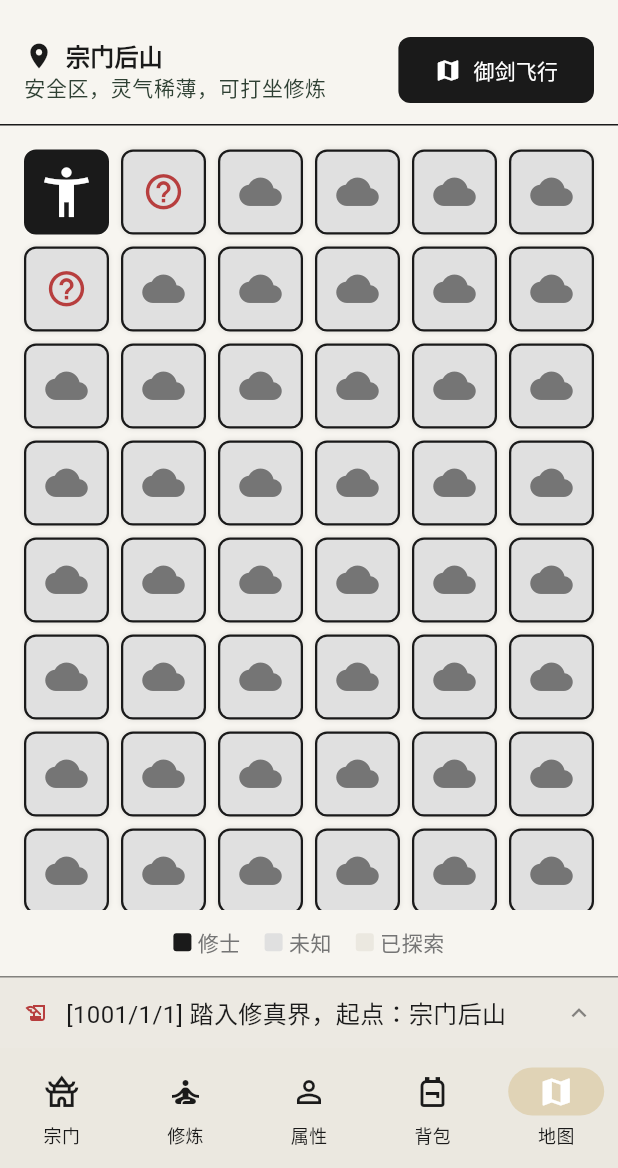
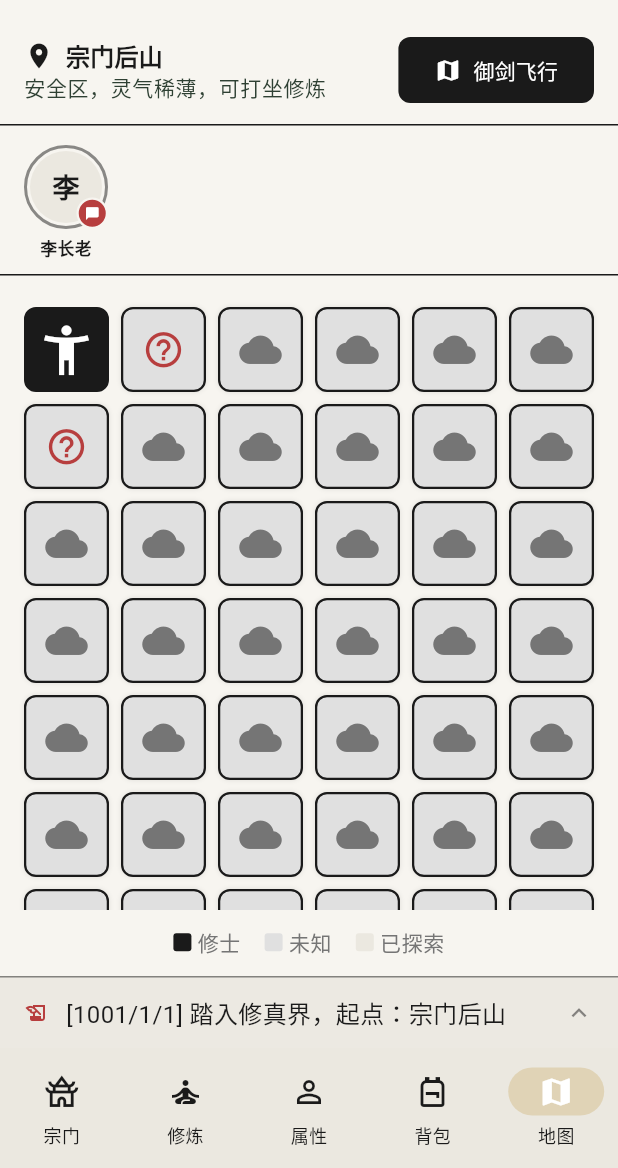
Before and after one commit to sb0703/WanGu, a Flutter app: the screen it shows after launch, item 5 of the bottom bar chosen, on a phone screen of 412 x 824 dp, the part 68-1236 px from its top. Run offline on Flutter 3.47's test engine with Material 3 defaults, Android fonts, the phone set to English and light mode, and no system bars; drawn by our look-alikes of flutter_animate.

Commit message:
feat: 添加NPC系统与交互界面
- 新增Npc数据模型，包含属性、对话和好感度
- 在MapNode中增加npcIds字段关联地图NPC
- 实现NpcsRepository管理NPC数据
- 在GameState中添加NPC交互状态管理，支持对话和攻击
- 添加NpcOverlay组件显示NPC交互界面
- 在地图界面顶部添加NPC头像栏，点击可触发交互
- 扩展maps_repository为地图节点配置初始NPC

```diff
--- a/lib/src/data/maps_repository.dart
+++ b/lib/src/data/maps_repository.dart
@@ -3,12 +3,48 @@ import '../models/map_node.dart';
 class MapsRepository {
   static List<MapNode> getAll() {
     return const [
-      MapNode(id: 'sect', name: '宗门后山', description: '安全区，灵气稀薄，可打坐修炼', danger: 1),
-      MapNode(id: 'bamboo', name: '青竹林', description: '常见野兽出没，偶有灵草', danger: 2),
-      MapNode(id: 'stream', name: '溪谷', description: '水源地，有些水生妖兽', danger: 3),
-      MapNode(id: 'cave', name: '阴风洞', description: '阴冷潮湿，蝙蝠成群', danger: 5),
-      MapNode(id: 'mountain', name: '落霞峰', description: '山势陡峭，灵气充裕', danger: 7),
-      MapNode(id: 'ruin', name: '上古遗迹', description: '危险与机遇并存的禁地', danger: 9),
+      MapNode(
+        id: 'sect',
+        name: '宗门后山',
+        description: '安全区，灵气稀薄，可打坐修炼',
+        danger: 1,
+        npcIds: ['sect_elder'],
+      ),
+      MapNode(
+        id: 'bamboo',
+        name: '青竹林',
+        description: '常见野兽出没，偶有灵草',
+        danger: 2,
+        npcIds: ['village_chief'],
+      ),
+      MapNode(
+        id: 'stream',
+        name: '溪谷',
+        description: '水源地，有些水生妖兽',
+        danger: 3,
+        npcIds: ['traveling_merchant'],
+      ),
+      MapNode(
+        id: 'cave',
+        name: '阴风洞',
+        description: '阴冷潮湿，蝙蝠成群',
+        danger: 5,
+        npcIds: [],
+      ),
+      MapNode(
+        id: 'mountain',
+        name: '落霞峰',
+        description: '山势陡峭，灵气充裕',
+        danger: 7,
+        npcIds: [],
+      ),
+      MapNode(
+        id: 'ruin',
+        name: '上古遗迹',
+        description: '危险与机遇并存的禁地',
+        danger: 9,
+        npcIds: [],
+      ),
     ];
   }
 }
--- /dev/null
+++ b/lib/src/data/npcs_repository.dart
@@ -0,0 +1,74 @@
+import '../models/npc.dart';
+import '../models/stats.dart';
+
+class NpcsRepository {
+  static const Map<String, Npc> _npcs = {
+    'village_chief': Npc(
+      id: 'village_chief',
+      name: '王村长',
+      title: '凡人村长',
+      description: '慈祥的老人，在这个危险的世界里勉力维持着村庄的生存。',
+      stats: Stats(
+        maxHp: 50,
+        hp: 50,
+        maxSpirit: 0,
+        spirit: 0,
+        attack: 5,
+        defense: 2,
+        speed: 3,
+        insight: 10,
+      ),
+      dialogues: [
+        '年轻人，外面的世界很危险，多加小心啊。',
+        '最近村子附近的野兽越来越多了...',
+        '如果你能帮我们清理一下附近的野兽就好了。',
+      ],
+    ),
+    'sect_elder': Npc(
+      id: 'sect_elder',
+      name: '李长老',
+      title: '外门长老',
+      description: '宗门的外门长老，负责指导新入门的弟子。',
+      stats: Stats(
+        maxHp: 500,
+        hp: 500,
+        maxSpirit: 200,
+        spirit: 200,
+        attack: 80,
+        defense: 40,
+        speed: 30,
+        insight: 50,
+      ),
+      dialogues: [
+        '修仙之路，逆天而行，切记不可懈怠。',
+        '你的资质尚可，但还需勤加修炼。',
+        '若有不懂之处，可去藏经阁查阅。',
+      ],
+    ),
+    'traveling_merchant': Npc(
+      id: 'traveling_merchant',
+      name: '游方商人',
+      title: '神秘商人',
+      description: '行踪不定的商人，据说手里有不少好东西。',
+      stats: Stats(
+        maxHp: 200,
+        hp: 200,
+        maxSpirit: 50,
+        spirit: 50,
+        attack: 20,
+        defense: 10,
+        speed: 20,
+        insight: 80,
+      ),
+      dialogues: [
+        '走过路过不要错过，看看我的宝贝？',
+        '只要你有灵石，什么都好说。',
+        '最近生意不好做啊...',
+      ],
+    ),
+  };
+
+  static Npc? get(String id) => _npcs[id];
+
+  static List<Npc> getAll() => _npcs.values.toList();
+}
--- a/lib/src/models/map_node.dart
+++ b/lib/src/models/map_node.dart
@@ -4,10 +4,12 @@ class MapNode {
     required this.name,
     required this.description,
     required this.danger,
+    this.npcIds = const [],
   });
 
   final String id;
   final String name;
   final String description;
   final int danger; // 0-10, higher means harder encounters
+  final List<String> npcIds;
 }
--- /dev/null
+++ b/lib/src/models/npc.dart
@@ -0,0 +1,42 @@
+import 'package:flutter/foundation.dart';
+import 'stats.dart';
+
+@immutable
+class Npc {
+  final String id;
+  final String name;
+  final String title;
+  final String description;
+  final Stats stats;
+  final List<String> dialogues;
+  final int friendship; // 0-100, 50 neutral
+
+  const Npc({
+    required this.id,
+    required this.name,
+    this.title = '',
+    required this.description,
+    required this.stats,
+    this.dialogues = const ['...'],
+    this.friendship = 50,
+  });
+
+  Npc copyWith({
+    String? name,
+    String? title,
+    String? description,
+    Stats? stats,
+    List<String>? dialogues,
+    int? friendship,
+  }) {
+    return Npc(
+      id: id,
+      name: name ?? this.name,
+      title: title ?? this.title,
+      description: description ?? this.description,
+      stats: stats ?? this.stats,
+      dialogues: dialogues ?? this.dialogues,
+      friendship: friendship ?? this.friendship,
+    );
+  }
+}
--- a/lib/src/ui/home/home_screen.dart
+++ b/lib/src/ui/home/home_screen.dart
@@ -9,6 +9,7 @@ import 'sections/sect_section.dart';
 import 'sections/stats_section.dart';
 import 'widgets/battle_overlay.dart';
 import 'widgets/log_ticker.dart';
+import 'widgets/npc_overlay.dart';
 
 class HomeScreen extends StatefulWidget {
   const HomeScreen({super.key});
@@ -72,6 +73,7 @@ class _HomeScreenState extends State<HomeScreen> {
             child: Stack(
               children: [
                 IndexedStack(index: _index, children: tabs),
+                if (game.currentInteractionNpc != null) const NpcOverlay(),
                 if (game.currentBattle != null) const BattleOverlay(),
                 if (isGameOver)
                   Container(
--- a/lib/src/ui/home/sections/map_section.dart
+++ b/lib/src/ui/home/sections/map_section.dart
@@ -89,12 +89,14 @@ class _MapSectionState extends State<MapSection> {
           ),
         ),
 
+        // NPC Bar (Top of Map)
+        const _NpcBar(),
+
         // Grid Map
         Expanded(
           child: LayoutBuilder(
             builder: (context, constraints) {
-              return Center(
-                child: SingleChildScrollView(
+              return SingleChildScrollView(
                 child: Padding(
                   padding: const EdgeInsets.all(16),
                   child: _ExplorationGrid(
@@ -102,14 +104,120 @@ class _MapSectionState extends State<MapSection> {
                     maxWidth: constraints.maxWidth,
                   ),
                 ),
-                ),
               );
             },
           ),
         ),
+        const _Legend(),
+      ],
+    );
+  }
+}
 
-        // Legend / Info
+class _NpcBar extends StatelessWidget {
+  const _NpcBar();
+
+  @override
+  Widget build(BuildContext context) {
+    final game = context.watch<GameState>();
+    final npcs = game.currentNpcs;
+    final theme = Theme.of(context);
+
+    if (npcs.isEmpty) return const SizedBox.shrink();
+
+    return Padding(
+      padding: EdgeInsetsGeometry.symmetric(vertical: 5),
+      child: Container(
+        height: 95,
+        decoration: BoxDecoration(
+          color: theme.colorScheme.surfaceContainerLow,
+          border: Border(bottom: BorderSide(color: theme.dividerColor)),
+        ),
+        child: ListView.separated(
+          padding: const EdgeInsets.symmetric(horizontal: 16, vertical: 8),
+          scrollDirection: Axis.horizontal,
+          itemCount: npcs.length,
+          separatorBuilder: (context, index) => const SizedBox(width: 16),
+          itemBuilder: (context, index) {
+            final npc = npcs[index];
+            return GestureDetector(
+              onTap: () => game.startNpcInteraction(npc.id),
+              child: Column(
+                mainAxisSize: MainAxisSize.min,
+                children: [
+                  Stack(
+                    children: [
                       Container(
+                        padding: const EdgeInsets.all(2),
+                        decoration: BoxDecoration(
+                          shape: BoxShape.circle,
+                          border: Border.all(
+                            color: theme.colorScheme.primary.withValues(
+                              alpha: 0.5,
+                            ),
+                            width: 2,
+                          ),
+                        ),
+                        child: CircleAvatar(
+                          radius: 24,
+                          backgroundColor:
+                              theme.colorScheme.surfaceContainerHighest,
+                          child: Text(
+                            npc.name[0],
+                            style: TextStyle(
+                              fontSize: 18,
+                              fontWeight: FontWeight.bold,
+                              color: theme.colorScheme.primary,
+                            ),
+                          ),
+                        ),
+                      ),
+                      Positioned(
+                        right: 0,
+                        bottom: 0,
+                        child: Container(
+                          padding: const EdgeInsets.all(4),
+                          decoration: BoxDecoration(
+                            color: theme.colorScheme.tertiary,
+                            shape: BoxShape.circle,
+                            border: Border.all(
+                              color: theme.colorScheme.surface,
+                              width: 1.5,
+                            ),
+                          ),
+                          child: const Icon(
+                            Icons.chat_bubble,
+                            size: 10,
+                            color: Colors.white,
+                          ),
+                        ),
+                      ),
+                    ],
+                  ),
+                  const SizedBox(height: 4),
+                  Text(
+                    npc.name,
+                    style: theme.textTheme.labelSmall?.copyWith(
+                      fontWeight: FontWeight.bold,
+                    ),
+                  ),
+                ],
+              ).animate().fadeIn(delay: (index * 100).ms).slideX(),
+            );
+          },
+        ),
+      ),
+    );
+  }
+}
+
+class _Legend extends StatelessWidget {
+  const _Legend();
+
+  @override
+  Widget build(BuildContext context) {
+    final theme = Theme.of(context);
+    return Container(
       padding: const EdgeInsets.all(12),
       color: theme.colorScheme.surfaceContainerLow,
       child: Row(
@@ -125,8 +233,6 @@ class _MapSectionState extends State<MapSection> {
           ),
         ],
       ),
-        ),
-      ],
     );
   }
 }
```
Also changed, not shown: lib/src/state/game_state.dart (+50 -0 lines), lib/src/ui/home/widgets/npc_overlay.dart (added, +154 -0 lines). Lines whose indentation alone changed are shown as unchanged.
